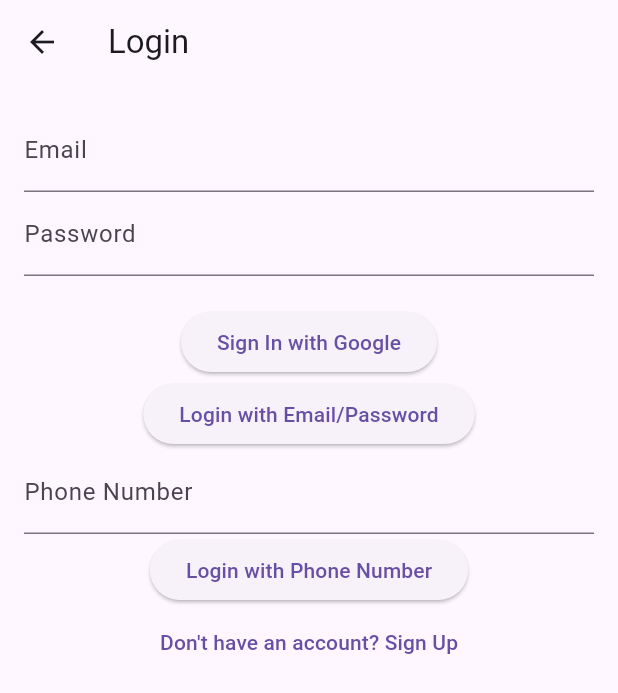
After one commit to 3bde1r7man/cloud_firebase_integration, a Flutter app: the HomePage screen opened directly, after a tap on the "logout" icon, after a tap on "Already have an account? Log in", after a tap on "Sign In with Google", on a phone screen of 412 x 824 dp. The commit adds this screen. Shown: the top 693 px of the screen. Run offline on Flutter 3.47's test engine with Material 3 defaults, Android fonts, the phone set to English and light mode, and no system bars; our stand-ins replace cloud_firestore, firebase_auth, firebase_core, firebase_database, firebase_messaging, flutter_local_notifications and 2 more; missing offline and left inert: dart:ffi; accounts and stored records are empty; network calls fail.

Commit message:
Add Firebase Authentication and Google Sign-In functionality; update dependencies and registration

```diff
--- a/lib/Pages/ChatRoomPage.dart
+++ b/lib/Pages/ChatRoomPage.dart
@@ -1,5 +1,6 @@
 import 'dart:ffi';
 
+import 'package:firebase_auth/firebase_auth.dart';
 import 'package:flutter/material.dart';
 import 'package:firebase_database/firebase_database.dart';
 
@@ -13,9 +14,10 @@ class ChatRoomPage extends StatefulWidget {
 }
 
 class _ChatRoomPageState extends State<ChatRoomPage> {
+  final FirebaseAuth _auth = FirebaseAuth.instance;
   final DatabaseReference _database = FirebaseDatabase.instance.ref();
   final TextEditingController _messageController = TextEditingController();
-  final int userId = 2; // Hardcoded user ID for simplicity
+
 
   @override
   Widget build(BuildContext context) {
@@ -110,7 +112,7 @@ class _ChatRoomPageState extends State<ChatRoomPage> {
         .child('channels/${widget.channelName}/messages')
         .push()
         .set({
-      'userId': userId,
+      'userId': _auth.currentUser!.uid,
       'message': message,
       'timestamp': timestamp,
     });
--- a/lib/Pages/home_page.dart
+++ b/lib/Pages/home_page.dart
@@ -1,7 +1,11 @@
+import 'package:cloud_firebase_integration/Pages/sign_up.dart';
 import 'package:cloud_firestore/cloud_firestore.dart';
+import 'package:firebase_auth/firebase_auth.dart';
 import 'package:firebase_messaging/firebase_messaging.dart';
 import 'package:flutter/material.dart';
+import 'package:google_sign_in/google_sign_in.dart';
 import 'ChatRoomPage.dart'; // Import ChatRoomPage
+import 'package:cloud_firebase_integration/Pages/sign_up.dart'; // Import SignUpLoginPage
 
 class HomePage extends StatefulWidget {
   const HomePage({super.key});
@@ -10,20 +14,63 @@ class HomePage extends StatefulWidget {
   State<HomePage> createState() => _HomePageState();
 }
 
-
 class _HomePageState extends State<HomePage> {
+  final FirebaseAuth _auth = FirebaseAuth.instance;
   final FirebaseMessaging _firebaseMessaging = FirebaseMessaging.instance;
   final FirebaseFirestore _firestore = FirebaseFirestore.instance;
   final TextEditingController _channelController = TextEditingController();
-  final int USERID = 2;
+
 
   @override
   Widget build(BuildContext context) {
     return Scaffold(
       appBar: AppBar(
         title: const Text('Manage Channels'),
+        actions: [
+          IconButton(
+            icon: const Icon(Icons.logout),
+            onPressed: _signOut,
           ),
-      body: Padding(
+        ],
+      ),
+      body: _auth.currentUser == null ? _navigateToSignUpLoginPage() : _buildChannelScreen(),
+    );
+  }
+
+  Widget _navigateToSignUpLoginPage() {
+    Future.microtask(() {
+      Navigator.pushReplacement(
+        context,
+        MaterialPageRoute(builder: (context) => const SignUpPage()),
+      );
+    });
+    return const Center(child: CircularProgressIndicator());
+  }
+
+  Widget _buildAuthScreen() {
+    return Center(
+      child: Column(
+        mainAxisAlignment: MainAxisAlignment.center,
+        children: [
+          ElevatedButton(
+            onPressed: _signInWithGoogle,
+            child: const Text('Sign in with Google'),
+          ),
+          ElevatedButton(
+            onPressed: _signInWithEmail,
+            child: const Text('Sign in with Email'),
+          ),
+          ElevatedButton(
+            onPressed: _signInWithPhone,
+            child: const Text('Sign in with Phone'),
+          ),
+        ],
+      ),
+    );
+  }
+
+  Widget _buildChannelScreen() {
+    return Padding(
       padding: const EdgeInsets.all(16.0),
       child: Column(
         children: [
@@ -76,9 +123,9 @@ class _HomePageState extends State<HomePage> {
                         }
 
                         final channelData = channelSnapshot.data?.data() as Map<String, dynamic>;
-                          final subscribedUsers = List<int>.from(channelData?['users'] ?? []);
+                        final subscribedUsers = List<String>.from(channelData?['users'] ?? []);
 
-                          if (!subscribedUsers.contains(USERID)) {
+                        if (!subscribedUsers.contains(_auth.currentUser!.uid)) {
                           return ListTile(
                             title: Text(channelName),
                             trailing: Row(
@@ -140,7 +187,6 @@ class _HomePageState extends State<HomePage> {
             ),
           ),
         ],
-        ),
       ),
     );
   }
@@ -213,7 +259,7 @@ class _HomePageState extends State<HomePage> {
         final channelId = querySnapshot.docs.first.id;
 
         await _firestore.collection('channels').doc(channelId).update({
-          'users': FieldValue.arrayUnion([USERID]) // Add user ID to the array
+          'users': FieldValue.arrayUnion([_auth.currentUser!.uid]) // Add user ID to the array
         });
 
         ScaffoldMessenger.of(context).showSnackBar(
@@ -243,7 +289,7 @@ class _HomePageState extends State<HomePage> {
         final channelId = querySnapshot.docs.first.id;
 
         await _firestore.collection('channels').doc(channelId).update({
-          'users': FieldValue.arrayRemove([USERID]) // Remove user ID from the array
+          'users': FieldValue.arrayRemove([_auth.currentUser!.uid]) // Remove user ID from the array
         });
 
         ScaffoldMessenger.of(context).showSnackBar(
@@ -261,4 +307,37 @@ class _HomePageState extends State<HomePage> {
       );
     }
   }
+
+  Future<void> _signInWithGoogle() async {
+    try {
+      final GoogleSignInAccount? googleUser = await GoogleSignIn().signIn();
+      final GoogleSignInAuthentication googleAuth = await googleUser!.authentication;
+      final AuthCredential credential = GoogleAuthProvider.credential(
+        accessToken: googleAuth.accessToken,
+        idToken: googleAuth.idToken,
+      );
+      await _auth.signInWithCredential(credential);
+    } catch (e) {
+      ScaffoldMessenger.of(context).showSnackBar(
+        SnackBar(content: Text('Failed to sign in with Google: $e')),
+      );
     }
+  }
+
+  Future<void> _signInWithEmail() async {
+    // Implement email sign-in logic here
+  }
+
+  Future<void> _signInWithPhone() async {
+    // Implement phone sign-in logic here
+  }
+
+  Future<void> _signOut() async {
+    await _auth.signOut();
+    // Navigate to sign-in screen
+    Navigator.pushReplacement(
+      context,
+      MaterialPageRoute(builder: (context) => const SignUpPage()),
+    );
+  }
+}
--- /dev/null
+++ b/lib/Pages/login.dart
@@ -0,0 +1,143 @@
+import 'package:cloud_firebase_integration/Pages/home_page.dart';
+import 'package:firebase_auth/firebase_auth.dart';
+import 'package:flutter/material.dart';
+import 'package:google_sign_in/google_sign_in.dart';
+import 'sign_up.dart';
+
+class LoginPage extends StatefulWidget {
+  const LoginPage({Key? key}) : super(key: key);
+
+  @override
+  _LoginPageState createState() => _LoginPageState();
+}
+
+class _LoginPageState extends State<LoginPage> {
+  final FirebaseAuth _auth = FirebaseAuth.instance;
+
+  final TextEditingController _emailController = TextEditingController();
+  final TextEditingController _passwordController = TextEditingController();
+  final TextEditingController _phoneController = TextEditingController();
+
+  // Email/Password Login
+  Future<void> _loginWithEmailPassword() async {
+    try {
+      await _auth.signInWithEmailAndPassword(
+        email: _emailController.text,
+        password: _passwordController.text,
+      );
+      ScaffoldMessenger.of(context)
+          .showSnackBar(const SnackBar(content: Text("Login Successful")));
+      // navigate to home page
+      Navigator.pushReplacement(
+        context,
+        MaterialPageRoute(builder: (context) => const HomePage()),
+      );
+    } catch (e) {
+      ScaffoldMessenger.of(context)
+          .showSnackBar(SnackBar(content: Text(e.toString())));
+    }
+  }
+
+  // Phone Number Login
+  Future<void> _loginWithPhoneNumber() async {
+    await _auth.verifyPhoneNumber(
+      phoneNumber: _phoneController.text,
+      verificationCompleted: (PhoneAuthCredential credential) async {
+        await _auth.signInWithCredential(credential);
+        ScaffoldMessenger.of(context).showSnackBar(
+            const SnackBar(content: Text("Phone Verification Complete")));
+      },
+      verificationFailed: (FirebaseAuthException e) {
+        ScaffoldMessenger.of(context)
+            .showSnackBar(SnackBar(content: Text(e.message ?? "Error")));
+      },
+      codeSent: (String verificationId, int? resendToken) {
+        String smsCode = '123456'; // Collect this from user input
+        PhoneAuthCredential credential = PhoneAuthProvider.credential(
+            verificationId: verificationId, smsCode: smsCode);
+        _auth.signInWithCredential(credential);
+      },
+      codeAutoRetrievalTimeout: (String verificationId) {},
+    );
+  }
+
+  // Google Sign-In
+  Future<void> _signInWithGoogle() async {
+    try {
+      final GoogleSignIn googleSignIn = GoogleSignIn();
+      final GoogleSignInAccount? googleUser = await googleSignIn.signIn();
+      if (googleUser == null) return;
+
+      final GoogleSignInAuthentication googleAuth =
+          await googleUser.authentication;
+
+      final OAuthCredential credential = GoogleAuthProvider.credential(
+        accessToken: googleAuth.accessToken,
+        idToken: googleAuth.idToken,
+      );
+
+      await _auth.signInWithCredential(credential);
+
+      ScaffoldMessenger.of(context)
+          .showSnackBar(const SnackBar(content: Text("Signed In with Google")));
+      // navigate to home page
+      Navigator.pushReplacement(
+        context,
+        MaterialPageRoute(builder: (context) => const HomePage()),
+      );
+    } catch (e) {
+      ScaffoldMessenger.of(context)
+          .showSnackBar(SnackBar(content: Text(e.toString())));
+    }
+  }
+
+  @override
+  Widget build(BuildContext context) {
+    return Scaffold(
+      appBar: AppBar(title: const Text("Login")),
+      body: Padding(
+        padding: const EdgeInsets.all(16.0),
+        child: Column(
+          children: [
+            TextField(
+              controller: _emailController,
+              decoration: const InputDecoration(labelText: "Email"),
+            ),
+            TextField(
+              controller: _passwordController,
+              obscureText: true,
+              decoration: const InputDecoration(labelText: "Password"),
+            ),
+            const SizedBox(height: 20),
+            ElevatedButton(
+              onPressed: _signInWithGoogle,
+              child: const Text("Sign In with Google"),
+            ),
+            ElevatedButton(
+              onPressed: _loginWithEmailPassword,
+              child: const Text("Login with Email/Password"),
+            ),
+            TextField(
+              controller: _phoneController,
+              decoration: const InputDecoration(labelText: "Phone Number"),
+              keyboardType: TextInputType.phone,
+            ),
+            ElevatedButton(
+              onPressed: _loginWithPhoneNumber,
+              child: const Text("Login with Phone Number"),
+            ),
+            TextButton(
+              onPressed: () {
+                Navigator.pushReplacement(
+                  context,
+                  MaterialPageRoute(builder: (context) => const SignUpPage()),
+                );
+              },
+              child: const Text("Don't have an account? Sign Up"),
+            ),
+          ],
+        ),
+      ),
+    );
+  }
+}
--- /dev/null
+++ b/lib/Pages/sign_up.dart
@@ -0,0 +1,149 @@
+import 'package:cloud_firebase_integration/Pages/home_page.dart';
+import 'package:firebase_auth/firebase_auth.dart';
+import 'package:flutter/material.dart';
+import 'package:google_sign_in/google_sign_in.dart';
+import 'login.dart';
+
+class SignUpPage extends StatefulWidget {
+  const SignUpPage({Key? key}) : super(key: key);
+
+  @override
+  _SignUpPageState createState() => _SignUpPageState();
+}
+
+class _SignUpPageState extends State<SignUpPage> {
+  final FirebaseAuth _auth = FirebaseAuth.instance;
+
+  final TextEditingController _emailController = TextEditingController();
+  final TextEditingController _passwordController = TextEditingController();
+  final TextEditingController _phoneController = TextEditingController();
+
+  // Email/Password Sign-Up
+  Future<void> _signUpWithEmailPassword() async {
+    try {
+      await _auth.createUserWithEmailAndPassword(
+        email: _emailController.text,
+        password: _passwordController.text,
+      );
+      ScaffoldMessenger.of(context).showSnackBar(
+          const SnackBar(content: Text("Account Created Successfully")));
+      // navigate to home page
+      Navigator.pushReplacement(
+        context,
+        MaterialPageRoute(builder: (context) => const LoginPage()),
+      );
+    } catch (e) {
+      ScaffoldMessenger.of(context)
+          .showSnackBar(SnackBar(content: Text(e.toString())));
+    }
+  }
+
+  // Google Sign-Up
+  Future<void> _signInWithGoogle() async {
+    try {
+      final GoogleSignIn googleSignIn = GoogleSignIn();
+      final GoogleSignInAccount? googleUser = await googleSignIn.signIn();
+      if (googleUser == null) return;
+
+      final GoogleSignInAuthentication googleAuth =
+          await googleUser.authentication;
+
+      final OAuthCredential credential = GoogleAuthProvider.credential(
+        accessToken: googleAuth.accessToken,
+        idToken: googleAuth.idToken,
+      );
+
+      await _auth.signInWithCredential(credential);
+
+      ScaffoldMessenger.of(context)
+          .showSnackBar(const SnackBar(content: Text("Signed In with Google")));
+      // navigate to home page
+      Navigator.pushReplacement(
+        context,
+        MaterialPageRoute(builder: (context) => const HomePage()),
+      );
+    } catch (e) {
+      ScaffoldMessenger.of(context)
+          .showSnackBar(SnackBar(content: Text(e.toString())));
+    }
+  }
+
+  // Phone Number Sign-Up
+  Future<void> _signUpWithPhoneNumber() async {
+    await _auth.verifyPhoneNumber(
+      phoneNumber: _phoneController.text,
+      verificationCompleted: (PhoneAuthCredential credential) async {
+        await _auth.signInWithCredential(credential);
+        ScaffoldMessenger.of(context).showSnackBar(
+            const SnackBar(content: Text("Phone Verification Complete")));
+        // navigate to home page
+        Navigator.pushReplacement(
+          context,
+          MaterialPageRoute(builder: (context) => const HomePage()),
+        );
+      },
+      verificationFailed: (FirebaseAuthException e) {
+        ScaffoldMessenger.of(context)
+            .showSnackBar(SnackBar(content: Text(e.message ?? "Error")));
+      },
+      codeSent: (String verificationId, int? resendToken) {
+        String smsCode = '123456'; // Collect this from user input
+        PhoneAuthCredential credential = PhoneAuthProvider.credential(
+            verificationId: verificationId, smsCode: smsCode);
+        _auth.signInWithCredential(credential);
+      },
+      codeAutoRetrievalTimeout: (String verificationId) {},
+    );
+  }
+
+
+  @override
+  Widget build(BuildContext context) {
+    return Scaffold(
+      appBar: AppBar(title: const Text("Sign Up")),
+      body: Padding(
+        padding: const EdgeInsets.all(16.0),
+        child: Column(
+          children: [
+            TextField(
+              controller: _emailController,
+              decoration: const InputDecoration(labelText: "Email"),
+            ),
+            TextField(
+              controller: _passwordController,
+              obscureText: true,
+              decoration: const InputDecoration(labelText: "Password"),
+            ),
+            TextField(
+              controller: _phoneController,
+              decoration: const InputDecoration(labelText: "Phone Number"),
+            ),
+            const SizedBox(height: 20),
+            ElevatedButton(
+              onPressed: _signUpWithEmailPassword,
+              child: const Text("Sign Up with Email/Password"),
+            ),
+            ElevatedButton.icon(
+              onPressed: _signInWithGoogle,
+              icon: const Icon(Icons.login),
+              label: const Text("Sign Up with Google"),
+            ),
+            ElevatedButton(
+              onPressed: _signUpWithPhoneNumber,
+              child: const Text("Sign Up with Phone Number"),
+            ),
+            TextButton(
+              onPressed: () {
+                Navigator.pushReplacement(
+                  context,
+                  MaterialPageRoute(builder: (context) => const LoginPage()),
+                );
+              },
+              child: const Text("Already have an account? Log in"),
+            ),
+          ],
+        ),
+      ),
+    );
+  }
+}
--- a/pubspec.yaml
+++ b/pubspec.yaml
@@ -40,6 +40,8 @@ dependencies:
   flutter_local_notifications: ^18.0.0
   firebase_database: ^11.1.5
   cloud_firestore: ^5.5.0
+  firebase_auth: ^5.3.4
+  google_sign_in: ^6.2.2
 
 dev_dependencies:
   flutter_test:
```
Also changed, not shown: lib/FirebaseActions.dart (+1 -6 lines), pubspec.lock, 5 other files. Lines whose indentation alone changed are shown as unchanged.
